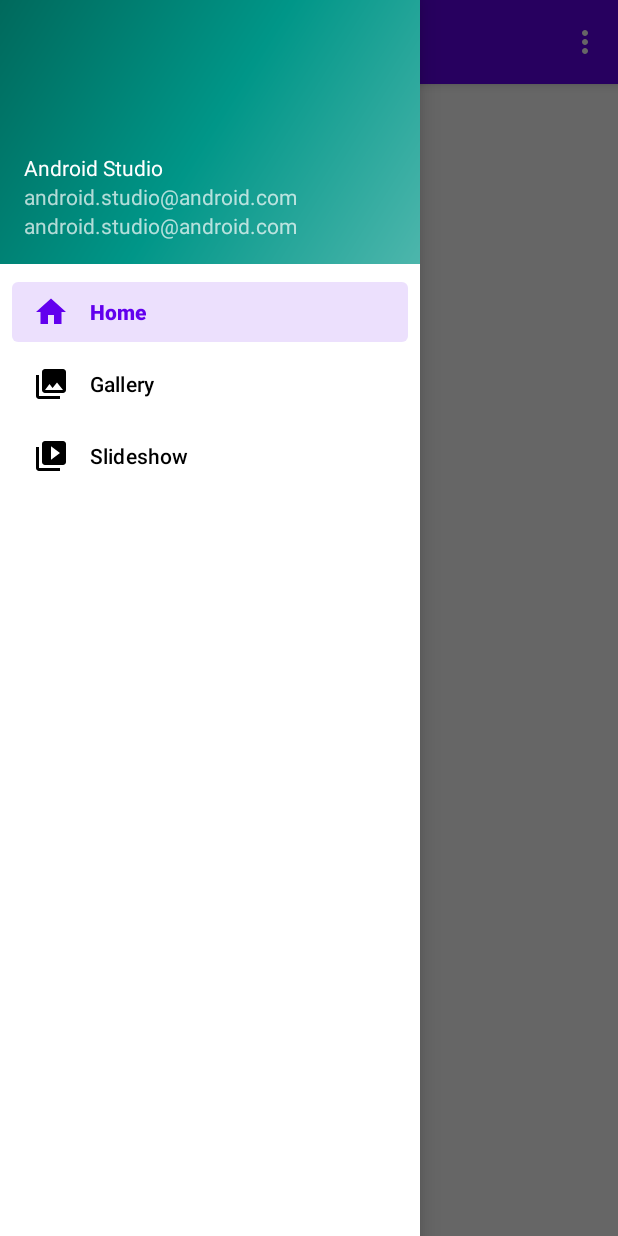
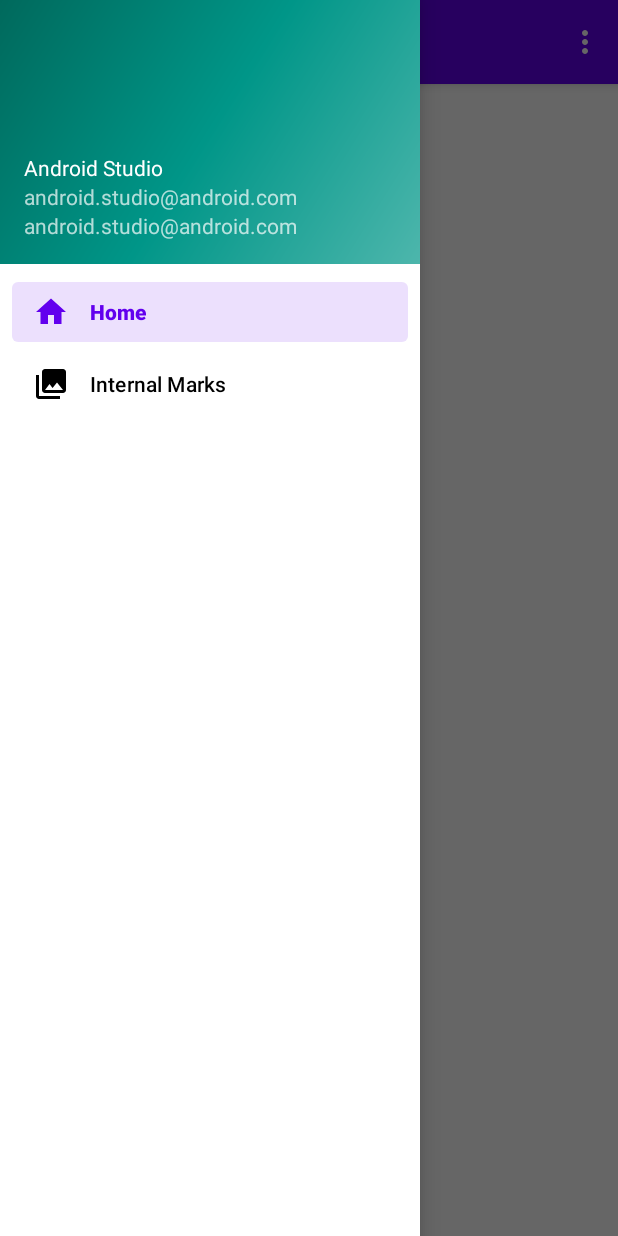
Before and after one commit to abjeet16/collegeManagment_student_android, an Android app: the MainActivity screen opened directly, with no data from a screen before it, with the side drawer open, on a phone screen of 412 x 824 dp. Run offline under Robolectric (Android 15) with nearby library versions, the phone set to English and light mode, and no system bars; our stand-ins replace navigation-ui; libraries missing offline, so code that uses them is left out: com.github.mikephil.charting.

Commit message:
made some changes

```diff
--- a/app/src/main/java/com/example/attendanceappstudent/MainActivity.kt
+++ b/app/src/main/java/com/example/attendanceappstudent/MainActivity.kt
@@ -47,7 +47,7 @@
         // menu should be considered as top level destinations.
         appBarConfiguration = AppBarConfiguration(
             setOf(
-                R.id.nav_home, R.id.nav_gallery, R.id.nav_slideshow
+                R.id.nav_home, R.id.nav_InternalsMarks
             ), drawerLayout
         )
         setupActionBarWithNavController(navController, appBarConfiguration)
--- a/app/src/main/java/com/example/attendanceappstudent/ui/gallery/GalleryViewModel.kt
+++ b/app/src/main/java/com/example/attendanceappstudent/ui/internalsmarks/InternalsMarksViewModel.kt
@@ -1,13 +1,13 @@
-package com.example.attendanceappstudent.ui.gallery
+package com.example.attendanceappstudent.ui.internalsmarks
 
 import androidx.lifecycle.LiveData
 import androidx.lifecycle.MutableLiveData
 import androidx.lifecycle.ViewModel
 
-class GalleryViewModel : ViewModel() {
+class InternalsMarksViewModel : ViewModel() {
 
     private val _text = MutableLiveData<String>().apply {
-        value = "This is gallery Fragment"
+        value = "This Feature is not available"
     }
     val text: LiveData<String> = _text
 }
--- a/app/src/main/res/layout/fragment_gallery.xml
+++ b/app/src/main/res/layout/fragment_internals_marks.xml
@@ -4,7 +4,7 @@
     xmlns:tools="http://schemas.android.com/tools"
     android:layout_width="match_parent"
     android:layout_height="match_parent"
-    tools:context=".ui.gallery.GalleryFragment">
+    tools:context=".ui.internalsmarks.InternalsMarksFragment">
 
     <TextView
         android:id="@+id/text_gallery"
--- a/app/src/main/res/menu/activity_main_drawer.xml
+++ b/app/src/main/res/menu/activity_main_drawer.xml
@@ -9,12 +9,12 @@
             android:icon="@drawable/baseline_home_24"
             android:title="@string/menu_home" />
         <item
-            android:id="@+id/nav_gallery"
+            android:id="@+id/nav_InternalsMarks"
             android:icon="@drawable/ic_menu_gallery"
-            android:title="@string/menu_gallery" />
-        <item
+            android:title="@string/menu_InternalsMarks" />
+        <!--<item
             android:id="@+id/nav_slideshow"
             android:icon="@drawable/ic_menu_slideshow"
-            android:title="@string/menu_slideshow" />
+            android:title="@string/menu_slideshow" />-->
     </group>
 </menu>
--- a/app/src/main/res/values/strings.xml
+++ b/app/src/main/res/values/strings.xml
@@ -8,7 +8,7 @@
     <string name="action_settings">Settings</string>
 
     <string name="menu_home">Home</string>
-    <string name="menu_gallery">Gallery</string>
+    <string name="menu_InternalsMarks">Internal Marks</string>
     <string name="menu_slideshow">Slideshow</string>
 
     <!-- For Sign Up Page / Activity -->
```
Also changed, not shown: app/src/main/java/com/example/attendanceappstudent/ui/internalsmarks/InternalsMarksFragment.kt (renamed from app/src/main/java/com/example/attendanceappstudent/ui/gallery/GalleryFragment.kt, +6 -6 lines), app/src/main/res/navigation/mobile_navigation.xml (+5 -5 lines).
